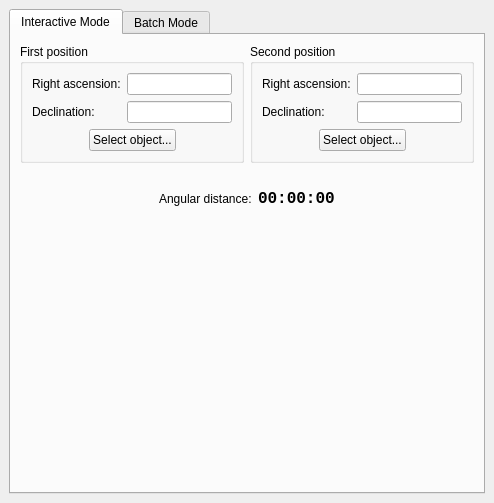
The window that kstars/tools/modcalcangdist.ui (KDE/kstars) describes before a commit, drawn with Qt 5.
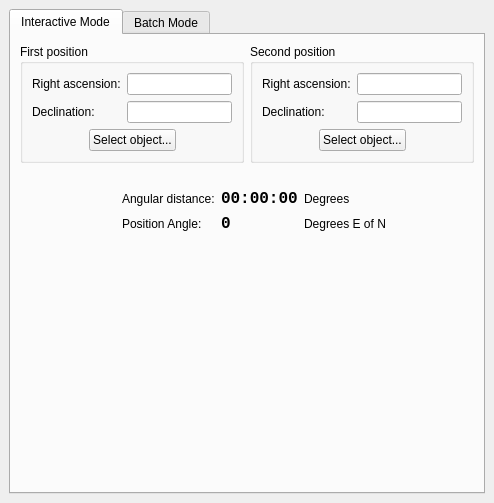
The same window after the commit. The open tabs and pages were chosen to show the change. Custom widgets are drawn as their Qt base class.

Commit message: Add position angle to astro calculator and using a new improved formula

The edit to the form file:
```diff
--- a/kstars/tools/modcalcangdist.ui
+++ b/kstars/tools/modcalcangdist.ui
@@ -29,19 +29,22 @@
       <attribute name="title">
        <string>Interactive Mode</string>
       </attribute>
-      <layout class="QVBoxLayout">
-       <property name="spacing">
-        <number>6</number>
-       </property>
-       <property name="margin">
-        <number>9</number>
-       </property>
+      <layout class="QVBoxLayout" name="verticalLayout">
        <item>
         <layout class="QHBoxLayout">
          <property name="spacing">
           <number>6</number>
          </property>
-         <property name="margin">
+         <property name="leftMargin">
+          <number>0</number>
+         </property>
+         <property name="topMargin">
+          <number>0</number>
+         </property>
+         <property name="rightMargin">
+          <number>0</number>
+         </property>
+         <property name="bottomMargin">
           <number>0</number>
          </property>
          <item>
@@ -233,13 +236,7 @@
         </spacer>
        </item>
        <item>
-        <layout class="QHBoxLayout">
-         <property name="spacing">
-          <number>6</number>
-         </property>
-         <property name="margin">
-          <number>0</number>
-         </property>
+        <layout class="QHBoxLayout" name="horizontalLayout">
          <item>
           <spacer>
            <property name="orientation">
@@ -257,29 +254,72 @@
           </spacer>
          </item>
          <item>
-          <widget class="QLabel" name="AngDistLabel">
-           <property name="text">
-            <string>Angular distance:</string>
-           </property>
-          </widget>
-         </item>
-         <item>
-          <widget class="QLabel" name="AngDist">
-           <property name="font">
-            <font>
-             <family>Monospace</family>
-             <pointsize>12</pointsize>
-             <weight>75</weight>
-             <bold>true</bold>
-            </font>
-           </property>
-           <property name="text">
-            <string>00:00:00</string>
-           </property>
-           <property name="textInteractionFlags">
-            <set>Qt::TextSelectableByMouse</set>
-           </property>
-          </widget>
+          <layout class="QGridLayout" name="gridLayout">
+           <item row="0" column="0">
+            <widget class="QLabel" name="AngDistLabel">
+             <property name="text">
+              <string>Angular distance:</string>
+             </property>
+            </widget>
+           </item>
+           <item row="0" column="1">
+            <widget class="QLabel" name="AngDist">
+             <property name="font">
+              <font>
+               <family>Monospace</family>
+               <pointsize>12</pointsize>
+               <weight>75</weight>
+               <bold>true</bold>
+              </font>
+             </property>
+             <property name="text">
+              <string>00:00:00</string>
+             </property>
+             <property name="textInteractionFlags">
+              <set>Qt::TextSelectableByMouse</set>
+             </property>
+            </widget>
+           </item>
+           <item row="0" column="2">
+            <widget class="QLabel" name="AngDistLabel_4">
+             <property name="text">
+              <string>Degrees</string>
+             </property>
+            </widget>
+           </item>
+           <item row="1" column="0">
+            <widget class="QLabel" name="AngDistLabel_2">
+             <property name="text">
+              <string>Position Angle:</string>
+             </property>
+            </widget>
+           </item>
+           <item row="1" column="1">
+            <widget class="QLabel" name="PositionAngle">
+             <property name="font">
+              <font>
+               <family>Monospace</family>
+               <pointsize>12</pointsize>
+               <weight>75</weight>
+               <bold>true</bold>
+              </font>
+             </property>
+             <property name="text">
+              <string>0</string>
+             </property>
+             <property name="textInteractionFlags">
+              <set>Qt::TextSelectableByMouse</set>
+             </property>
+            </widget>
+           </item>
+           <item row="1" column="2">
+            <widget class="QLabel" name="AngDistLabel_3">
+             <property name="text">
+              <string>Degrees E of N</string>
+             </property>
+            </widget>
+           </item>
+          </layout>
          </item>
          <item>
           <spacer>
```
Left out of the diff: 136 changed lines with no effect on the pictures. The commit also changes 4 other files.
